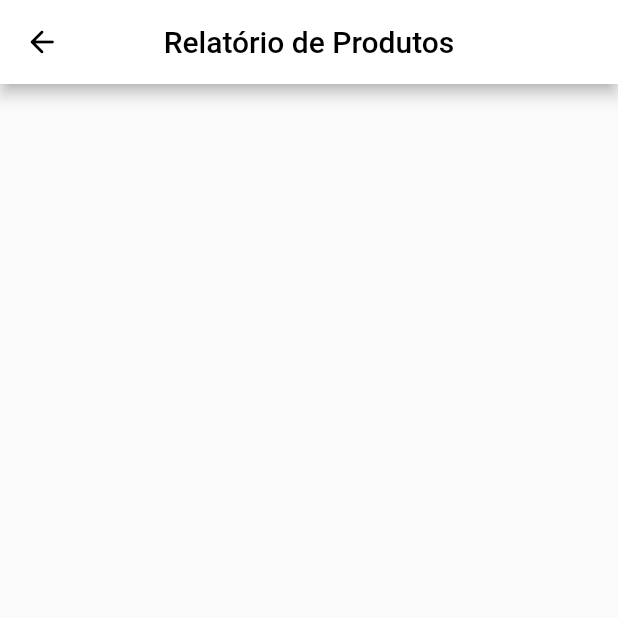
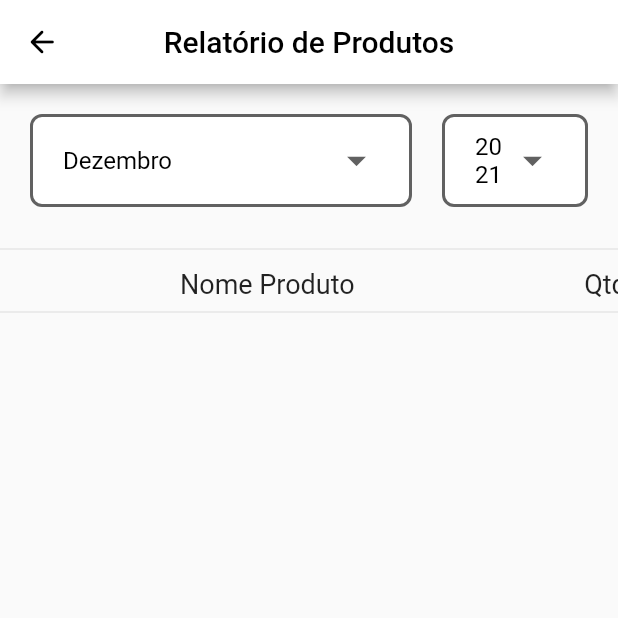
Before and after one commit to matheusizaias/front-badydoces, a Flutter app: the Relatories screen opened by its route, on a phone screen of 412 x 824 dp, the top half of it. Run offline on Flutter 3.47's test engine with Material 2 defaults, Android fonts, the light colour scheme and no system bars; our stand-ins replace google_fonts, shared_preferences; missing offline and left inert: dart:html; accounts and stored records are empty; Roboto replaces fonts that are missing (Ubuntu).

Commit message:
filtrando por mes o relatorio de produto

```diff
--- a/lib/views/Relatorio/relatories.dart
+++ b/lib/views/Relatorio/relatories.dart
@@ -49,19 +49,15 @@ class _RelatoriesState extends State<Relatories> {
     var repositorySP =
         Provider.of<SaleProductRepository>(context, listen: true);
 
-    var repositorySP2 =
-        Provider.of<SaleProductRepository>(context, listen: true);
-
     var repositoryProduto =
         Provider.of<ProductRepository>(context, listen: true);
     var infoProd = repositoryProduto.products;
     var itens = repositorySP.salesProducts;
-    var itens2 = repositorySP2.salesProducts;
-    //List<SaleProduct>
 
     var produtosVendas = [];
+    var produtosVendas2 = [];
+    var produtosVendas3 = [];
     var productsByIdSale = [];
-    var travaSoma = 0;
 
     var repositorySales = Provider.of<SaleRepository>(context, listen: true);
     var sales = repositorySales.sales;
@@ -71,39 +67,119 @@ class _RelatoriesState extends State<Relatories> {
     Iterable<Sale> lista_certa;
     double total;
     List<Sale> vendas = sales;
-    total = 0;
-    // vendas.forEach((element) {
-    //   var m = element.value.replaceAll("\$", '');
-    //   if (DateTime.parse(element.createdAt).month ==
-    //           lista2.indexWhere((element) => element == selecionado) - 1 &&
-    //       (DateTime.parse(element.createdAt).year ==
-    //           int.parse(selecionadoAno))) {
-    //     total += double.parse(m);
-    //   } else if ((DateTime.parse(element.createdAt).month ==
-    //           int.parse(selecionadoMes) &&
-    //       (DateTime.parse(element.createdAt).day ==
-    //           int.parse(selecionadoDia)) &&
-    //       (DateTime.parse(element.createdAt).year ==
-    //           int.parse(selecionadoAno)) &&
-    //       selecionado == 'Hoje')) {
-    //     total += double.parse(m);
-    //   } else if ((DateTime.parse(element.createdAt).month ==
-    //           int.parse(selecionadoMes) &&
-    //       (DateTime.parse(element.createdAt).day ==
-    //           int.parse(selecionadoDia) - 1) &&
-    //       (DateTime.parse(element.createdAt).year ==
-    //           int.parse(selecionadoAno)) &&
-    //       selecionado == 'Ontem')) {
-    //     total += double.parse(m);
-    //   }
-    // });
-    String totalString = total.toStringAsFixed(2);
+
+    return Scaffold(
+      appBar: AppBar(
+        centerTitle: true,
+        iconTheme: IconThemeData(
+          color: Colors.black,
+        ),
+        leading: IconButton(
+          icon: Icon(Icons.arrow_back_rounded),
+          onPressed: () => Navigator.of(context).pop(),
+        ),
+        backgroundColor: Colors.white,
+        title: Text(
+          'Relatório de Produtos',
+          style: GoogleFonts.ubuntu(
+            color: Colors.black,
+          ),
+        ),
+      ),
+      body: Column(children: [
+        dropDownMeses(),
+        Divider(),
+        Container(
+          margin: EdgeInsets.only(top: 5),
+          decoration: BoxDecoration(
+            borderRadius: BorderRadius.circular(8),
+          ),
+          child: Row(
+            children: [
+              SizedBox(
+                width: 120,
+              ),
+              Column(
+                children: [
+                  Text(
+                    'Nome Produto',
+                    style: GoogleFonts.ubuntu(fontSize: 18),
+                  ),
+                ],
+              ),
+              VerticalDivider(
+                width: 128,
+              ),
+              // SizedBox(
+              //   width: 125,
+              // ),
+              // SizedBox(
+              //   width: 78,
+              // ),
+              VerticalDivider(
+                width: 25,
+                color: Colors.amber,
+              ),
+              Column(
+                children: [
+                  Text(
+                    'Qtd',
+                    style: GoogleFonts.ubuntu(fontSize: 18),
+                  ),
+                ],
+              )
+            ],
+          ),
+        ),
+        Divider(),
+        // Divider(),
+        Expanded(
+          child: Consumer<SaleRepository>(
+            builder: (context, value, child) {
+              if (selecionado != 'Hoje' && selecionado != 'Ontem') {
+                lista_certa = value.sales.where((element) =>
+                    (DateTime.parse(element.createdAt).month ==
+                        lista2.indexWhere((element) => element == selecionado) -
+                            1) &&
+                    (DateTime.parse(element.createdAt).year ==
+                        int.parse(selecionadoAno)));
+              } else if (selecionado == 'Hoje') {
+                lista_certa = value.sales.where((element) =>
+                    (DateTime.parse(element.createdAt).month ==
+                            int.parse(selecionadoMes) &&
+                        (DateTime.parse(element.createdAt).day ==
+                            int.parse(selecionadoDia)) &&
+                        (DateTime.parse(element.createdAt).year ==
+                            int.parse(selecionadoAno))));
+              } else {
+                lista_certa = value.sales.where((element) =>
+                    (DateTime.parse(element.createdAt).month ==
+                            int.parse(selecionadoMes) &&
+                        (DateTime.parse(element.createdAt).day ==
+                            int.parse(selecionadoDia) - 1) &&
+                        (DateTime.parse(element.createdAt).year ==
+                            int.parse(selecionadoAno))));
+              }
+
+              itens.forEach((element) {
+                lista_certa.forEach((e) {
+                  if (element.sale_id == e.idSale) {
+                    produtosVendas2.add(element);
+                  }
+                });
+              });
+
+              print(produtosVendas2.length);
 
               itens.forEach((element) {
                 int cont = 0;
                 if (produtosVendas.isEmpty == true) {
+                  lista_certa.forEach((e) {
+                    if (element.sale_id == e.idSale) {
                       produtosVendas.add(element);
                       cont = 1;
+                    }
+                  });
                 } else {
                   produtosVendas.forEach((element2) {
                     if (element.product_id == element2.product_id) {
@@ -112,7 +188,11 @@ class _RelatoriesState extends State<Relatories> {
                   });
                 }
                 if (cont == 0) {
+                  lista_certa.forEach((e) {
+                    if (element.sale_id == e.idSale) {
                       produtosVendas.add(element);
+                    }
+                  });
                 }
               });
 
@@ -125,78 +205,16 @@ class _RelatoriesState extends State<Relatories> {
                     });
               });
 
-    // for (var i = 0; i < produtosVendas.length; i++) {
-    //   produtosVendas[i].qtd = 0;
-    // }
-    if (travaSoma == 0) {
               for (var i = 0; i < produtosVendas.length; i++) {
-        for (var j = 0; j < itens2.length; j++) {
-          if (produtosVendas[i].product_id == itens2[j].product_id &&
-              produtosVendas[i].sale_id != itens2[j].sale_id) {
-            produtosVendas[i].qtd = produtosVendas[i].qtd + itens2[j].qtd;
+                for (var j = 0; j < produtosVendas2.length; j++) {
+                  if (produtosVendas[i].product_id ==
+                          produtosVendas2[j].product_id &&
+                      produtosVendas[i].sale_id != produtosVendas2[j].sale_id) {
+                    produtosVendas[i].qtd =
+                        produtosVendas[i].qtd + produtosVendas2[j].qtd;
                   }
                 }
               }
-
-      travaSoma = 1;
-    }
-
-    return Scaffold(
-      appBar: AppBar(
-        centerTitle: true,
-        iconTheme: IconThemeData(
-          color: Colors.black,
-        ),
-        leading: IconButton(
-          icon: Icon(Icons.arrow_back_rounded),
-          onPressed: () => Navigator.of(context).pushNamed('/tela_inicial'),
-        ),
-        backgroundColor: Colors.white,
-        title: Text(
-          'Relatório de Produtos',
-          style: GoogleFonts.ubuntu(
-            color: Colors.black,
-          ),
-        ),
-      ),
-      body: Column(children: [
-        // dropDownMeses(),
-        // Divider(),
-        Expanded(
-          child: Consumer<SaleRepository>(
-            builder: (context, value, child) {
-//               if (selecionado != 'Hoje' && selecionado != 'Ontem') {
-//                 lista_certa = value.sales.where((element) =>
-//                     (DateTime.parse(element.createdAt).month ==
-//                         lista2.indexWhere((element) => element == selecionado) -
-//                             1) &&
-//                     (DateTime.parse(element.createdAt).year ==
-//                         int.parse(selecionadoAno)));
-//               } else if (selecionado == 'Hoje') {
-//                 lista_certa = value.sales.where((element) =>
-//                     (DateTime.parse(element.createdAt).month ==
-//                             int.parse(selecionadoMes) &&
-//                         (DateTime.parse(element.createdAt).day ==
-//                             int.parse(selecionadoDia)) &&
-//                         (DateTime.parse(element.createdAt).year ==
-//                             int.parse(selecionadoAno))));
-//               } else {
-//                 lista_certa = value.sales.where((element) =>
-//                     (DateTime.parse(element.createdAt).month ==
-//                             int.parse(selecionadoMes) &&
-//                         (DateTime.parse(element.createdAt).day ==
-//                             int.parse(selecionadoDia) - 1) &&
-//                         (DateTime.parse(element.createdAt).year ==
-//                             int.parse(selecionadoAno))));
-//               }
-//
-//               lista_certa.forEach((element) {
-//                 var m = element.value.replaceAll("\$", '');
-//                 total += double.parse(m);
-//               });
-
-//sllcccc
-
               return ListView.builder(
                 scrollDirection: Axis.vertical,
                 itemCount: produtosVendas.length,
@@ -241,14 +259,13 @@ class _RelatoriesState extends State<Relatories> {
                                   ),
                                 ),
                                 trailing: Container(
-                                  width: 100,
+                                  width: 30,
                                   child: Row(
                                     children: [
                                       Text(
                                         products.qtd.toString(),
                                         style: GoogleFonts.ubuntu(
-                                          color: Colors.black,
-                                        ),
+                                            color: Colors.black, fontSize: 20),
                                       )
                                     ],
                                   ),
```
Lines whose indentation alone changed are shown as unchanged.
